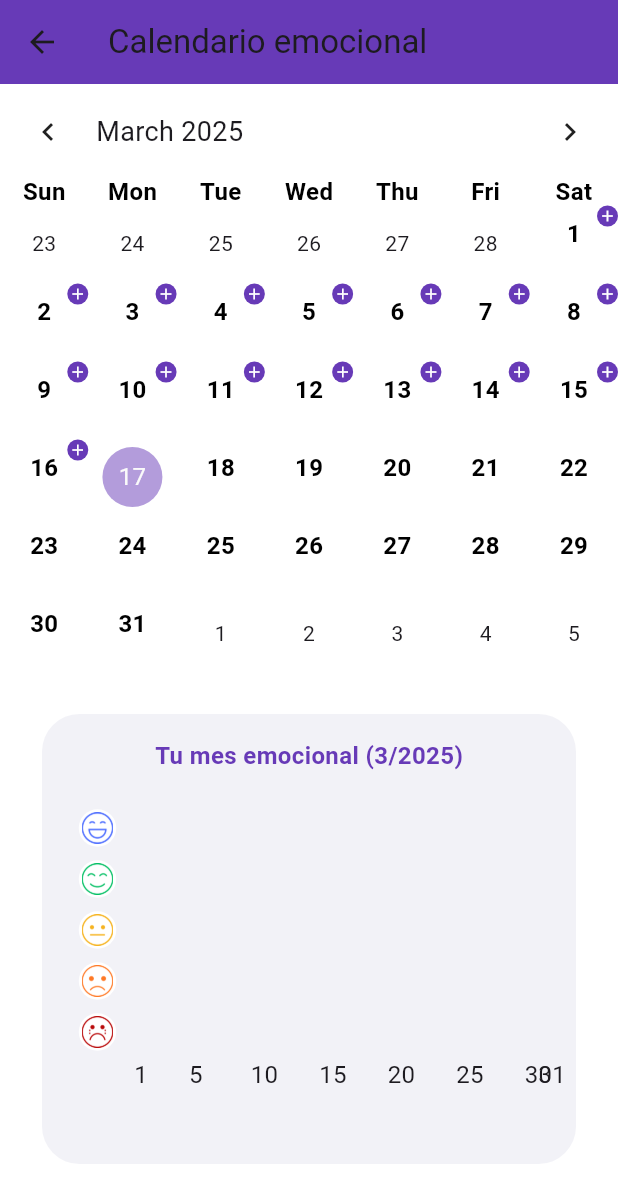
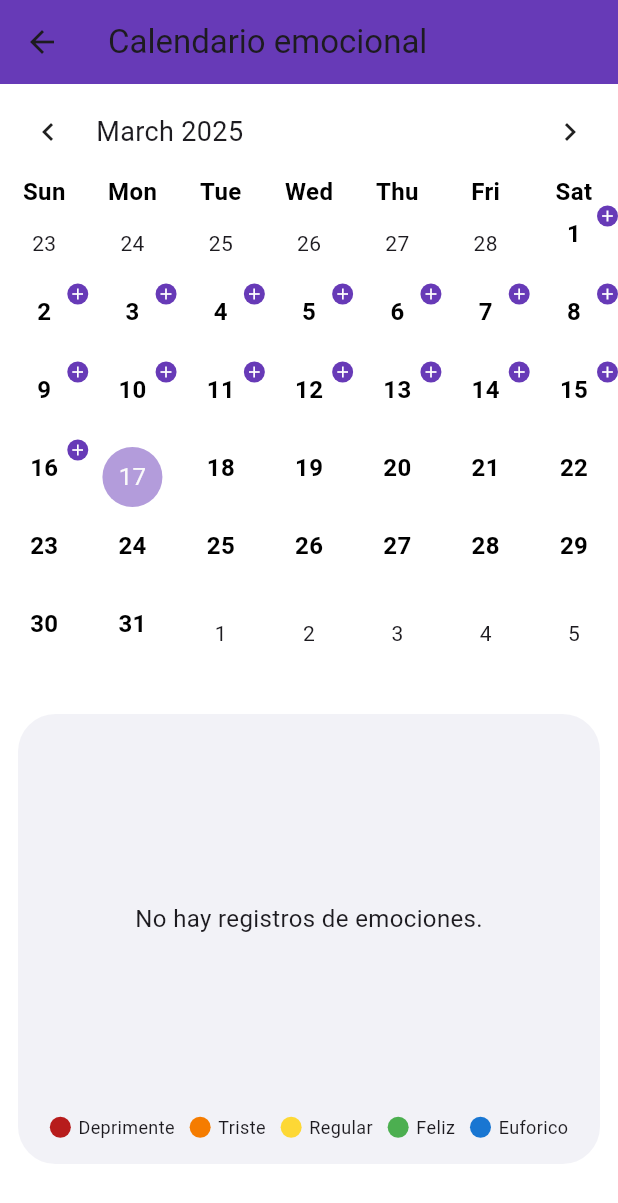
Before and after one commit to Santiago2132/maizfront, a Flutter app: the CalendarScreen screen opened by its route, on a phone screen of 412 x 824 dp. Shown: the top 1203 px of the screen. Run offline on Flutter 3.47's test engine with Material 3 defaults, Android fonts, the light colour scheme and no system bars; drawn by our look-alikes of fl_chart, table_calendar; our stand-ins replace animate_do, audioplayers, auto_size_text, cloud_firestore, firebase_auth, firebase_core and 10 more; missing offline and left inert: dart:ffi, firebase_app_check, flutter_pdfview; accounts and stored records are empty.

Commit message:
selector chat - calendar

```diff
--- a/maiz_app/lib/data/services/emotional_service.dart
+++ b/maiz_app/lib/data/services/emotional_service.dart
@@ -11,14 +11,27 @@ class EmotionService {
     'Euforico': 4,
   };
 
-  static Future<List<FlSpot>> fetchMonthlyStatistics(int year, int month) async {
+  static Future<Map<int, String>> fetchMonthlyEmotions(int year, int month) async {
     final records = await CalendarService.getEmotionalRecords();
-    final List<FlSpot> spots = [];
+    final Map<int, String> monthlyEmotions = {};
 
     records.forEach((date, emotion) {
       if (date.year == year && date.month == month) {
-        spots.add(FlSpot(date.day.toDouble(), emotionYValues[emotion] ?? 0));
+        monthlyEmotions[date.day] = emotion;
       }
+    });
+
+    return monthlyEmotions;
+  }
+
+  static Future<List<FlSpot>> fetchMonthlyStatistics(int year, int month) async {
+    final records = await fetchMonthlyEmotions(year, month);
+
+    final List<FlSpot> spots = [];
+
+    records.forEach((day, emotion) {
+      final double yValue = emotionYValues[emotion] ?? 0;
+      spots.add(FlSpot(day.toDouble(), yValue));
     });
 
     return spots;
--- a/maiz_app/lib/screens/calendar/calendar_screen.dart
+++ b/maiz_app/lib/screens/calendar/calendar_screen.dart
@@ -2,6 +2,7 @@ import 'package:flutter/material.dart';
 import 'package:mAIz/data/services/calendar_service.dart';
 import 'package:mAIz/screens/calendar/calendarBar.dart';
 import 'package:mAIz/screens/calendar/calendarContainer.dart';
+import 'package:mAIz/screens/calendar/montly/EmotionRadialChart.dart';
 import 'package:mAIz/screens/calendar/montly/MonthlyEmotionChart.dart';
 
 class CalendarScreen extends StatefulWidget {
@@ -71,7 +72,8 @@ class _CalendarScreenState extends State<CalendarScreen> {
                 child: SizedBox(
                   height: 300, // Asegura una altura fija
                   width: 500, // Asegura que ocupe todo el ancho disponible
-                  child: MonthlyEmotionChart(year: _currentYear, month: _currentMonth),
+                 // child: MonthlyHeatMap(year: _currentYear, month: _currentMonth),
+                 child: EmotionRadialChart(year: _currentYear, month: _currentMonth),
 
                 ),
               ),
--- /dev/null
+++ b/maiz_app/lib/screens/calendar/montly/EmotionRadialChart.dart
@@ -0,0 +1,154 @@
+import 'package:flutter/material.dart';
+import 'package:fl_chart/fl_chart.dart';
+import 'package:mAIz/data/services/emotional_service.dart';
+import 'package:mAIz/widgets/custom_card.dart';
+
+class EmotionRadialChart extends StatefulWidget {
+  final int year;
+  final int month;
+
+  const EmotionRadialChart({super.key, required this.year, required this.month});
+
+  @override
+  _EmotionRadialChartState createState() => _EmotionRadialChartState();
+}
+
+class _EmotionRadialChartState extends State<EmotionRadialChart> {
+  late Future<Map<String, int>> _emotionData;
+
+  @override
+  void initState() {
+    super.initState();
+    _fetchData();
+  }
+
+  @override
+  void didUpdateWidget(covariant EmotionRadialChart oldWidget) {
+    super.didUpdateWidget(oldWidget);
+    if (widget.year != oldWidget.year || widget.month != oldWidget.month) {
+      _fetchData(); // Recargar datos si cambian el año o mes
+    }
+  }
+
+  void _fetchData() {
+    setState(() {
+      _emotionData = _processMonthlyEmotions();
+    });
+  }
+
+  Future<Map<String, int>> _processMonthlyEmotions() async {
+    final records =
+        await EmotionService.fetchMonthlyEmotions(widget.year, widget.month);
+    final Map<String, int> emotionCounts = {};
+
+    for (var emotion in records.values) {
+      emotionCounts[emotion] = (emotionCounts[emotion] ?? 0) + 1;
+    }
+
+    return emotionCounts;
+  }
+
+  @override
+  Widget build(BuildContext context) {
+    return CustomCard(
+      title: 'Distribución Emocional Mensual',
+      height: 400,
+      child: Column(
+        children: [
+          Expanded(
+            child: FutureBuilder<Map<String, int>>(
+              future: _emotionData,
+              builder: (context, snapshot) {
+                if (snapshot.connectionState != ConnectionState.done) {
+                  return const Center(child: CircularProgressIndicator());
+                }
+
+                final emotionCounts = snapshot.data ?? {};
+                if (emotionCounts.isEmpty) {
+                  return const Center(child: Text('No hay registros de emociones.'));
+                }
+
+                return PieChart(
+                  PieChartData(
+                    sections: _generatePieSections(emotionCounts),
+                    sectionsSpace: 2,
+                    centerSpaceRadius: 50,
+                    borderData: FlBorderData(show: false),
+                  ),
+                );
+              },
+            ),
+          ),
+          const SizedBox(height: 10),
+          _buildLegend(), // Agrega la leyenda de colores debajo del gráfico
+        ],
+      ),
+    );
+  }
+
+  List<PieChartSectionData> _generatePieSections(Map<String, int> emotionCounts) {
+    final List<Color> colors = [
+      Colors.red.shade900, // Deprimente
+      Colors.orange.shade700, // Triste
+      Colors.yellow.shade600, // Regular
+      Colors.green.shade500, // Feliz
+      Colors.blue.shade700, // Euforico
+    ];
+
+    final List<String> emotions = [
+      'Deprimente',
+      'Triste',
+      'Regular',
+      'Feliz',
+      'Euforico',
+    ];
+
+    return emotions.asMap().entries.map((entry) {
+      final index = entry.key;
+      final emotion = entry.value;
+      final count = emotionCounts[emotion] ?? 0;
+
+      if (count == 0) return null;
+
+      return PieChartSectionData(
+        color: colors[index],
+        value: count.toDouble(),
+        title: '$count',
+        radius: 60,
+        titleStyle: const TextStyle(fontSize: 12, fontWeight: FontWeight.bold, color: Colors.white),
+      );
+    }).whereType<PieChartSectionData>().toList();
+  }
+
+  Widget _buildLegend() {
+    final Map<String, Color> emotionColors = {
+      'Deprimente': Colors.red.shade900,
+      'Triste': Colors.orange.shade700,
+      'Regular': Colors.yellow.shade600,
+      'Feliz': Colors.green.shade500,
+      'Euforico': Colors.blue.shade700,
+    };
+
+    return Wrap(
+      alignment: WrapAlignment.center,
+      spacing: 10,
+      children: emotionColors.entries.map((entry) {
+        return Row(
+          mainAxisSize: MainAxisSize.min,
+          children: [
+            Container(
+              width: 14,
+              height: 14,
+              decoration: BoxDecoration(
+                shape: BoxShape.circle,
+                color: entry.value,
+              ),
+            ),
+            const SizedBox(width: 5),
+            Text(entry.key, style: const TextStyle(fontSize: 12)),
+          ],
+        );
+      }).toList(),
+    );
+  }
+}
--- a/maiz_app/lib/screens/calendar/montly/MonthlyEmotionChart.dart
+++ b/maiz_app/lib/screens/calendar/montly/MonthlyEmotionChart.dart
@@ -1,26 +1,19 @@
 import 'package:flutter/material.dart';
-import 'package:fl_chart/fl_chart.dart';
-import 'package:mAIz/core/fontsize_provider.dart';
 import 'package:mAIz/data/services/emotional_service.dart';
-import 'package:mAIz/screens/calendar/montly/EmotionIcon.dart';
 import 'package:mAIz/widgets/custom_card.dart';
-import 'package:provider/provider.dart';
-class MonthlyEmotionChart extends StatefulWidget {
+
+class MonthlyHeatMap extends StatefulWidget {
   final int year;
   final int month;
 
-  const MonthlyEmotionChart({
-    super.key,
-    required this.year,
-    required this.month,
-  });
+  const MonthlyHeatMap({super.key, required this.year, required this.month});
 
   @override
-  State<MonthlyEmotionChart> createState() => _MonthlyEmotionChartState();
+  _MonthlyHeatMapState createState() => _MonthlyHeatMapState();
 }
 
-class _MonthlyEmotionChartState extends State<MonthlyEmotionChart> {
-  late Future<List<FlSpot>> _monthlyStats;
+class _MonthlyHeatMapState extends State<MonthlyHeatMap> {
+  late Future<Map<int, String>> _monthlyEmotions;
 
   @override
   void initState() {
@@ -29,133 +22,80 @@ class _MonthlyEmotionChartState extends State<MonthlyEmotionChart> {
   }
 
   @override
-  void didUpdateWidget(covariant MonthlyEmotionChart oldWidget) {
+  void didUpdateWidget(covariant MonthlyHeatMap oldWidget) {
     super.didUpdateWidget(oldWidget);
     if (oldWidget.year != widget.year || oldWidget.month != widget.month) {
-      _fetchData(); // Refrescar datos si cambia el mes
+      _fetchData(); // Recargar datos si cambia el mes
     }
   }
 
   void _fetchData() {
     setState(() {
-      _monthlyStats = EmotionService.fetchMonthlyStatistics(widget.year, widget.month);
+      _monthlyEmotions = EmotionService.fetchMonthlyEmotions(widget.year, widget.month);
     });
   }
 
   @override
   Widget build(BuildContext context) {
-    final fontSizeProvider = Provider.of<FontSizeProvider>(context).fontSize;
+    final int daysInMonth = DateTime(widget.year, widget.month + 1, 0).day;
 
-    final int daysInMonth = DateTime(widget.year, widget.month + 1, 1)
-        .subtract(const Duration(days: 1))
-        .day;
-
-    return Padding(
-      padding: const EdgeInsets.symmetric(horizontal: 16.0),
-      child: CustomCard(
-        title: 'Tu mes emocional',
-        height: 300,
-        child: FutureBuilder<List<FlSpot>>(
-          future: _monthlyStats,
+    return CustomCard(
+      title: 'Mapa de calor emocional',
+      height: 250,
+      child: FutureBuilder<Map<int, String>>(
+        future: _monthlyEmotions,
         builder: (context, snapshot) {
           if (snapshot.connectionState != ConnectionState.done) {
             return const Center(child: CircularProgressIndicator());
           }
 
-            return Column(
-              children: [
-                Text(
-                  'Tu mes emocional (${widget.month}/${widget.year})',
-                  style: TextStyle(
-                    fontSize: fontSizeProvider,
-                    fontWeight: FontWeight.bold,
-                    color: const Color(0xFF673AB7),
+          final Map<int, String> emotions = snapshot.data ?? {};
+
+          return GridView.builder(
+            gridDelegate: const SliverGridDelegateWithFixedCrossAxisCount(
+              crossAxisCount: 7, // Días de la semana
+              childAspectRatio: 1.2,
+            ),
+            itemCount: daysInMonth,
+            itemBuilder: (context, index) {
+              final day = index + 1;
+              final emotion = emotions[day] ?? "Sin registro";
+              final color = _getEmotionColor(emotion);
+
+              return Container(
+                margin: const EdgeInsets.all(2),
+                decoration: BoxDecoration(
+                  color: color,
+                  borderRadius: BorderRadius.circular(4),
+                ),
+                child: Center(
+                  child: Text(
+                    day.toString(),
+                    style: const TextStyle(color: Colors.white, fontWeight: FontWeight.bold),
                   ),
                 ),
-                const SizedBox(height: 20),
-                SizedBox(
-                  height: 200,
-                  width: double.infinity,
-                  child: LineChart(
-                    LineChartData(
-                      lineTouchData: LineTouchData(enabled: false),
-                      gridData: FlGridData(show: false),
-                      titlesData: _buildTitlesData(daysInMonth),
-                      borderData: FlBorderData(show: false),
-                      minX: 1,
-                      maxX: daysInMonth.toDouble(),
-                      minY: -0.5,
-                      maxY: 4.5,
-                      lineBarsData: [
-                        LineChartBarData(
-                          spots: snapshot.data ?? [],
-                          isCurved: true,
-                          color: const Color(0xFF673AB7),
-                          barWidth: 3,
-                          dotData: FlDotData(
-                            show: true,
-                            getDotPainter: (spot, percent, barData, index) {
-                              return FlDotCirclePainter(
-                                radius: 5,
-                                color: const Color(0xFF673AB7),
-                                strokeWidth: 2,
-                                strokeColor: Colors.white,
               );
             },
-                          ),
-                        ),
-                      ],
-                    ),
-                  ),
-                ),
-              ],
           );
         },
-        ),
       ),
     );
   }
 
-  FlTitlesData _buildTitlesData(int daysInMonth) {
-    return FlTitlesData(
-      bottomTitles: AxisTitles(
-        sideTitles: SideTitles(
-          showTitles: true,
-          getTitlesWidget: (value, meta) {
-            if (value % 5 == 0 || value == 1 || value == daysInMonth) {
-              return Text(value.toInt().toString());
-            }
-            return const SizedBox.shrink();
-          },
-          reservedSize: 30,
-        ),
-      ),
-      leftTitles: AxisTitles(
-        sideTitles: SideTitles(
-          showTitles: true,
-          interval: 1,
-          getTitlesWidget: (value, meta) {
-            if (value % 1 != 0) return const SizedBox.shrink();
-
-            final emotion = EmotionService.emotionYValues.entries
-                .firstWhere(
-                  (entry) => entry.value == value,
-                  orElse: () => const MapEntry('', -1),
-                )
-                .key;
-
-            if (emotion.isEmpty) return const SizedBox.shrink();
-
-            return Padding(
-              padding: const EdgeInsets.only(right: 8.0),
-              child: EmotionIcon(emotion: emotion),
-            );
-          },
-          reservedSize: 50,
-        ),
-      ),
-      rightTitles: const AxisTitles(),
-      topTitles: const AxisTitles(),
-    );
+  Color _getEmotionColor(String emotion) {
+    switch (emotion) {
+      case 'Deprimente':
+        return Colors.red.shade900;
+      case 'Triste':
+        return Colors.orange.shade700;
+      case 'Regular':
+        return Colors.yellow.shade600;
+      case 'Feliz':
+        return Colors.green.shade500;
+      case 'Euforico':
+        return Colors.blue.shade700;
+      default:
+        return Colors.grey.shade300;
     }
   }
+}
--- a/maiz_app/lib/screens/login/terms/terms_page.dart
+++ b/maiz_app/lib/screens/login/terms/terms_page.dart
@@ -146,7 +146,7 @@ class _TermsAndConditionsPageState extends State<TermsAndConditionsPage> {
         await file.writeAsBytes(byteData.buffer.asUint8List(), flush: true);
 
         ScaffoldMessenger.of(context).showSnackBar(
-          SnackBar(content: Text('PDF guardado en ${file.path}')),
+          SnackBar(content: Text('PDF guardado')),
         );
 
         // Notificación de descarga completa
--- a/maiz_app/lib/screens/payment/premiumCard.dart
+++ b/maiz_app/lib/screens/payment/premiumCard.dart
@@ -24,7 +24,7 @@ class PremiumPlanCard extends StatelessWidget {
             ),
             const SizedBox(height: 8),
             const Text(
-              '99 MXN/mes',
+              '9.990 COP/mes',
               style: TextStyle(fontSize: 20, color: Color.fromARGB(255, 20, 20, 20)),
             ),
             const SizedBox(height: 16),
--- a/maiz_app/pubspec.yaml
+++ b/maiz_app/pubspec.yaml
@@ -59,6 +59,9 @@ dependencies:
   flutter_pdfview: ^1.2.7
   permission_handler: ^11.4.0
   flutter_downloader: ^1.12.0
+  animate_do: ^4.2.0
+  flutter_animate: ^4.5.2
+  lottie: ^3.3.1
 
 dev_dependencies:
   firebase_storage_web: ^3.6.22
@@ -103,6 +106,7 @@ flutter:
     - assets/music/faithful.mp3
     - assets/rive/
     - assets/terms/terms_and_conditions.pdf
+    - assets/animations/
   # An image asset can refer to one or more resolution-specific "variants", see
   # https://flutter.dev/to/resolution-aware-images
   # For details regarding adding assets from package dependencies, see
```
Also changed, not shown: maiz_app/assets/animations/Animation.json (added, +1 -0 lines), maiz_app/lib/data/services/chat_service.dart (+13 -0 lines), maiz_app/lib/screens/chat/chat_screen.dart (+21 -8 lines), maiz_app/lib/screens/chat/widgets_chat/selector.dart (added, +113 -0 lines), maiz_app/lib/screens/welcomePage/welcome.dart (+28 -12 lines), maiz_app/pubspec.lock, 4 other files. Lines whose indentation alone changed are shown as unchanged.
